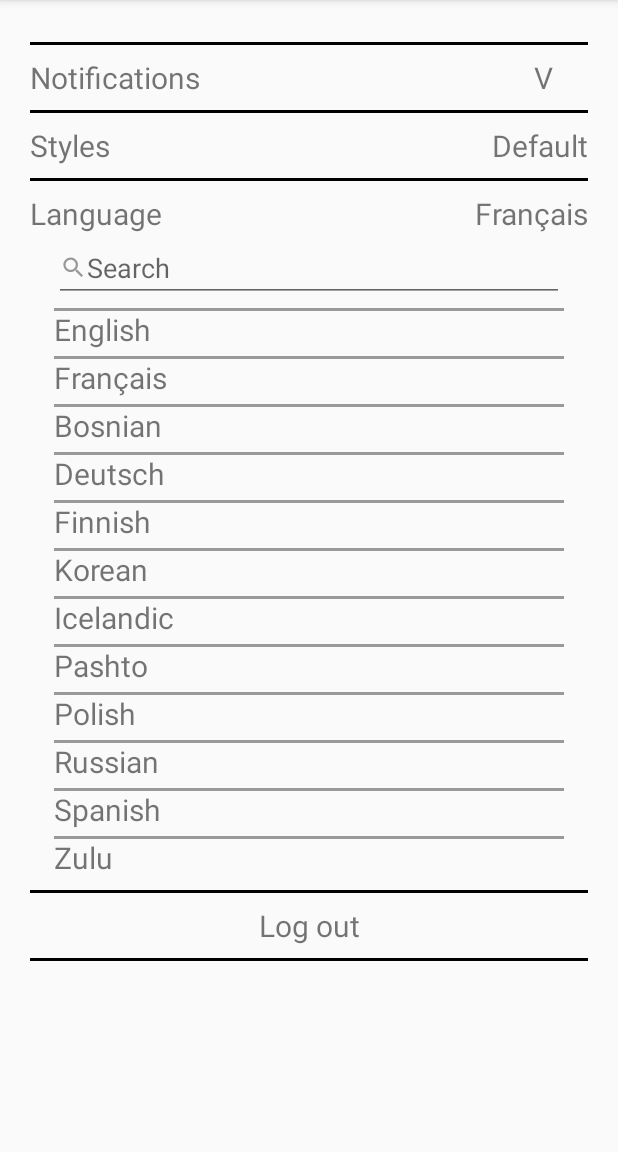
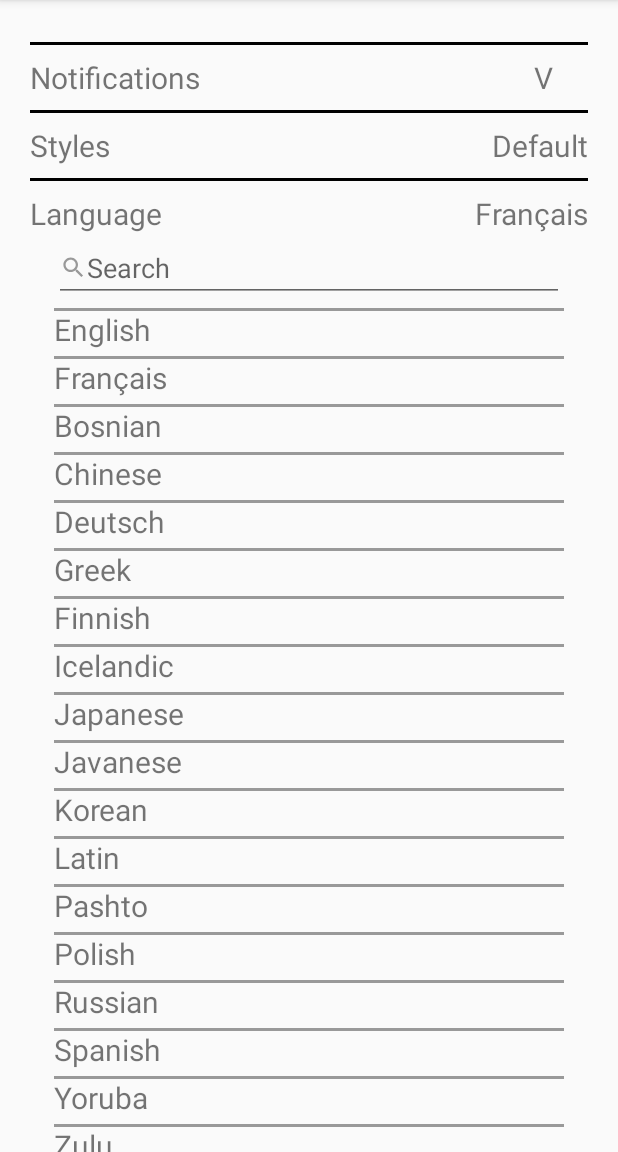
Before and after one commit to ArthurVinbeau/UQACLife, an Android app: the settingsActivity screen opened directly, with no data from a screen before it, after a tap on "Language", on a phone screen of 412 x 824 dp, the part 84-1236 px from its top. Run offline under Robolectric (Android 15) with nearby library versions, the phone set to English and light mode, and no system bars; our stand-ins replace Volley; 3 other taps on this screen came first.

Commit message:
Added some languages
Signed-off-by: Mahe Charpy <mahe.charpy@epita.fr>

```diff
--- a/app/src/main/java/uqac/dim/uqaclife/settingsActivity.java
+++ b/app/src/main/java/uqac/dim/uqaclife/settingsActivity.java
@@ -137,14 +137,20 @@ public class settingsActivity extends MainActivity {
                     default: newLanguage = ""; break;
                     case "Français": newLanguage = "fr"; break;
                     case "Bosnian": newLanguage = "bs"; break;
+                    case "Chinese": newLanguage = "zh"; break;
                     case "Deutsch": newLanguage = "de"; break;
                     case "Korean": newLanguage= "ko" ; break;
                     case "Spanish": newLanguage = "es"; break;
                     case "Finnish": newLanguage = "fi"; break;
+                    case "Greek": newLanguage = "el"; break;
                     case "Icelandic": newLanguage = "is"; break;
+                    case "Japanese": newLanguage = "ja"; break;
+                    case "Javanese": newLanguage = "jv"; break;
+                    case "Latin": newLanguage = "la"; break;
                     case "Pashto": newLanguage = "ps"; break;
                     case "Polish": newLanguage = "pl"; break;
                     case "Russian": newLanguage = "ru"; break;
+                    case "Yoruba": newLanguage = "yo"; break;
                     case "Zulu": newLanguage = "zu"; break;
                 }
                 sharedPref.edit().putString("Language",newLanguage).putString("Langue",newText).apply();
--- a/app/src/main/res/layout/activity_main.xml
+++ b/app/src/main/res/layout/activity_main.xml
@@ -41,7 +41,7 @@
             android:layout_width="match_parent"
             android:layout_height="wrap_content"
             android:layout_margin="15dip"
-            android:text="@string/Identifiant"
+            android:text="@string/login"
             android:textSize="26sp" />
 
         <EditText
--- a/app/src/main/res/layout/activity_setttings.xml
+++ b/app/src/main/res/layout/activity_setttings.xml
@@ -322,6 +322,43 @@
                         android:text="@string/language_12"
                         android:textSize="20sp" />
 
+                    <TextView
+                        android:layout_width="match_parent"
+                        android:layout_height="wrap_content"
+                        android:background="@drawable/listview_option"
+                        android:text="@string/language_13"
+                        android:textSize="20sp" />
+                    <TextView
+                        android:layout_width="match_parent"
+                        android:layout_height="wrap_content"
+                        android:background="@drawable/listview_option"
+                        android:text="@string/language_14"
+                        android:textSize="20sp" />
+                    <TextView
+                        android:layout_width="match_parent"
+                        android:layout_height="wrap_content"
+                        android:background="@drawable/listview_option"
+                        android:text="@string/language_15"
+                        android:textSize="20sp" />
+                    <TextView
+                        android:layout_width="match_parent"
+                        android:layout_height="wrap_content"
+                        android:background="@drawable/listview_option"
+                        android:text="@string/language_16"
+                        android:textSize="20sp" />
+                    <TextView
+                        android:layout_width="match_parent"
+                        android:layout_height="wrap_content"
+                        android:background="@drawable/listview_option"
+                        android:text="@string/language_17"
+                        android:textSize="20sp" />
+                    <TextView
+                        android:layout_width="match_parent"
+                        android:layout_height="wrap_content"
+                        android:background="@drawable/listview_option"
+                        android:text="@string/language_18"
+                        android:textSize="20sp" />
+
                 </LinearLayout>
 
                 <TextView
--- a/app/src/main/res/values/strings.xml
+++ b/app/src/main/res/values/strings.xml
@@ -1,7 +1,6 @@
 <resources>
     <string name="app_name" translatable="false">UQACLife</string>
     <string name="session">Open a session</string>
-    <string name="Identifiant">Login</string>
     <string name="Mdp">Password</string>
     <string name="Captcha">Captcha</string>
     <string name="Valider">Done</string>
@@ -36,7 +35,7 @@
     <string name="blacklisted">Blacklisted</string>
     <string name="preferences">Preferences</string>
     <string name="grades">Grades</string>
-    <string name="error_grades_message">An error occured while loading grades</string>
+    <string name="error_grades_message">An error occurred while loading grades</string>
     <string name="element">Element</string>
     <string name="non_pondere">Not weighted</string>
     <string name="pondere">Weighted</string>
@@ -47,14 +46,20 @@
     <string name="language_1" translatable="false">English</string>
     <string name="language_2" translatable="false">Français</string>
     <string name="language_3" translatable="false">Bosnian</string>
-    <string name="language_4" translatable="false">Deutsch</string>
-    <string name="language_5" translatable="false">Finnish</string>
-    <string name="language_6" translatable="false">Korean</string>
-    <string name="language_7" translatable="false">Icelandic</string>
-    <string name="language_8" translatable="false">Pashto</string>
-    <string name="language_9" translatable="false">Polish</string>
-    <string name="language_10" translatable="false">Russian</string>
-    <string name="language_11" translatable="false">Spanish</string>
-    <string name="language_12" translatable="false">Zulu</string>
+    <string name="language_4" translatable="false">Chinese</string>
+    <string name="language_5" translatable="false">Deutsch</string>
+    <string name="language_6" translatable="false">Greek</string>
+    <string name="language_7" translatable="false">Finnish</string>
+    <string name="language_8" translatable="false">Icelandic</string>
+    <string name="language_9" translatable="false">Japanese</string>
+    <string name="language_10" translatable="false">Javanese</string>
+    <string name="language_11" translatable="false">Korean</string>
+    <string name="language_12" translatable="false">Latin</string>
+    <string name="language_13" translatable="false">Pashto</string>
+    <string name="language_14" translatable="false">Polish</string>
+    <string name="language_15" translatable="false">Russian</string>
+    <string name="language_16" translatable="false">Spanish</string>
+    <string name="language_17" translatable="false">Yoruba</string>
+    <string name="language_18" translatable="false">Zulu</string>
 
 </resources>
```
Also changed, not shown: 17 other files.
